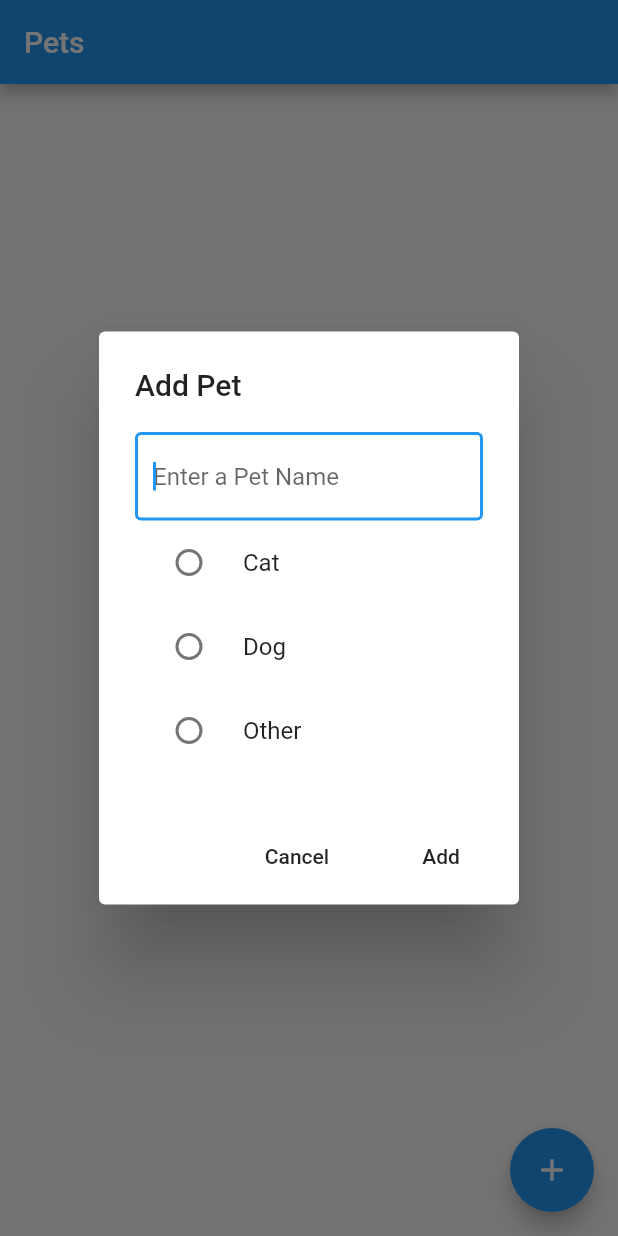
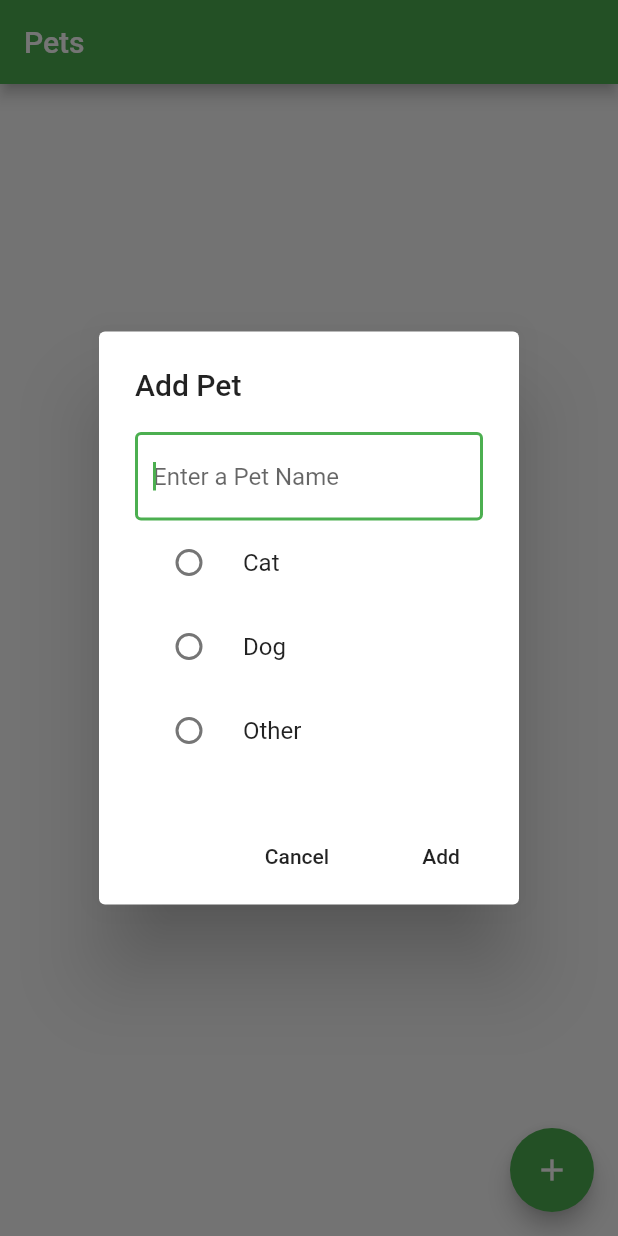
Before and after one commit to abner423/pet_vaccination_app, a Flutter app: the screen it shows after launch, after a tap on the "add" icon, on a phone screen of 412 x 824 dp. Run offline on Flutter 3.47's test engine with Material 2 defaults, Android fonts, the phone set to English and light mode, and no system bars; our stand-ins replace cloud_firestore, flutter_form_builder; accounts and stored records are empty.

Commit message:
Ajustes no app

```diff
--- a/lib/main.dart
+++ b/lib/main.dart
@@ -1,8 +1,8 @@
 import 'package:cloud_firestore/cloud_firestore.dart';
 import 'package:flutter/material.dart';
-import 'package:doarti_trainee/PetDetails.dart';
-import 'package:doarti_trainee/repository/DataRepository.dart';
-import 'package:doarti_trainee/utils/pet_icons.dart';
+import 'package:pet_vaccination/PetDetails.dart';
+import 'package:pet_vaccination/repository/DataRepository.dart';
+import 'package:pet_vaccination/utils/pet_icons.dart';
 
 import 'models/pet.dart';
 
@@ -15,9 +15,9 @@ class MyApp extends StatelessWidget {
   @override
   Widget build(BuildContext context) {
     return MaterialApp(
-        title: 'Pet Medical Central',
+        title: 'Pet Vaccination',
         theme: ThemeData(
-          primarySwatch: Colors.blue,
+          primarySwatch: Colors.green,
         ),
         home: HomeList());
   }
@@ -45,7 +45,6 @@ class _HomeListState extends State<HomeList> {
           stream: repository.getStream(),
           builder: (context, snapshot) {
             if (!snapshot.hasData) return LinearProgressIndicator();
-
             return _buildList(context, snapshot.data.documents);
           }),
       floatingActionButton: FloatingActionButton(
@@ -96,7 +95,6 @@ class _HomeListState extends State<HomeList> {
     if (pet == null) {
       return Container();
     }
-
     return Container(
         padding: const EdgeInsets.symmetric(horizontal: 16.0),
         child: InkWell(
@@ -113,7 +111,7 @@ class _HomeListState extends State<HomeList> {
               Navigator.push(
                   context,
                   MaterialPageRoute(
-                    builder: (context) => PetDetails(pet),
+                    builder: (context) => PetDetails(pet, repository),
                   ));
             }
 
--- a/lib/models/pet.dart
+++ b/lib/models/pet.dart
@@ -1,5 +1,5 @@
 import 'package:cloud_firestore/cloud_firestore.dart';
-import 'package:doarti_trainee/models/vaccionation.dart';
+import 'package:pet_vaccination/models/vaccionation.dart';
 
 class Pet {
   String name;
--- a/lib/repository/dataRepository.dart
+++ b/lib/repository/dataRepository.dart
@@ -1,4 +1,4 @@
-import 'package:doarti_trainee/models/pet.dart';
+import 'package:pet_vaccination/models/pet.dart';
 import 'package:cloud_firestore/cloud_firestore.dart';
 
 class DataRepository {
```
Also changed, not shown: lib/petDetails.dart (+17 -15 lines), pubspec.yaml (+10 -51 lines), assets/fonts/Pets.ttf (added), 10 other files.
